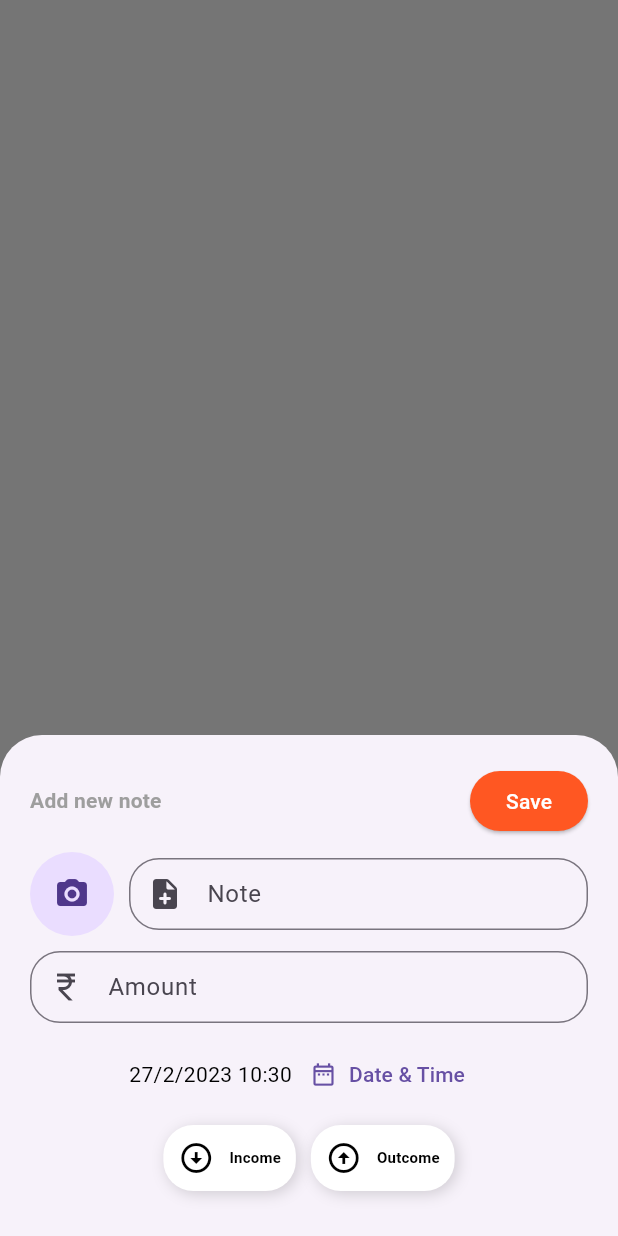
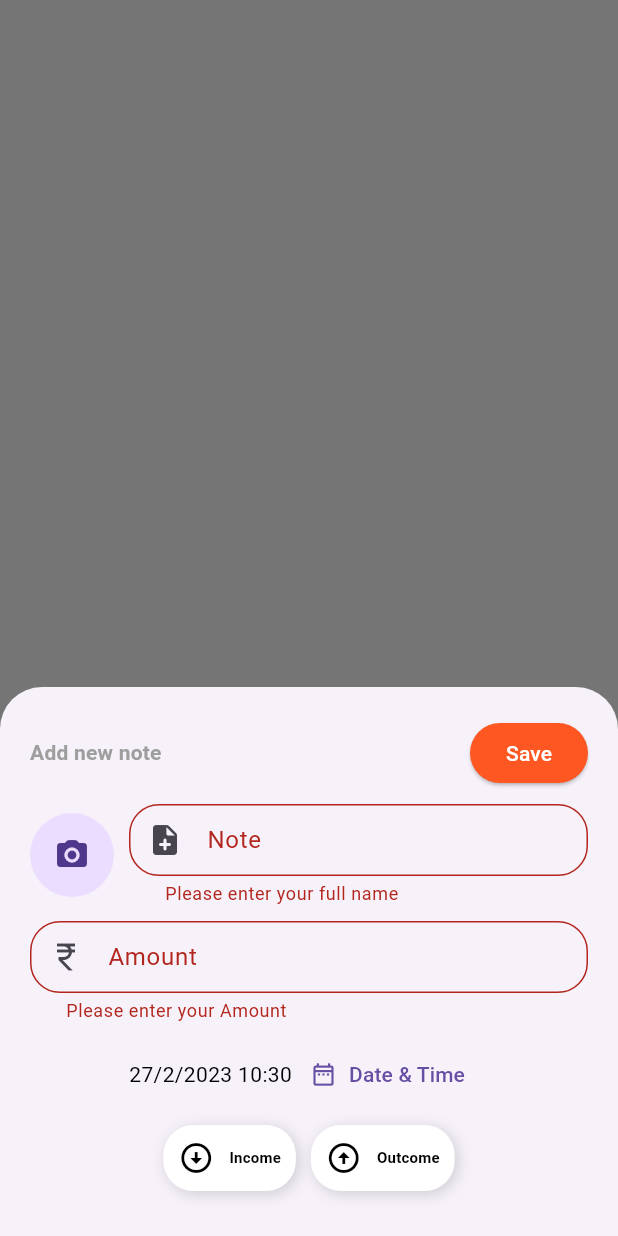
Before and after one commit to Shameerpc5029/Money-Manager, a Flutter app: what bottomSheet() shows on an empty page, opened directly, on a phone screen of 412 x 824 dp. Run offline on Flutter 3.47's test engine with Material 2 defaults, Android fonts, the phone set to English and light mode, and no system bars; our stand-ins replace flutter_slidable, hive, hive_flutter; accounts and stored records are empty.

Commit message:
some bug fix

```diff
--- a/lib/screens/home/controller/functions/db_functions.dart
+++ b/lib/screens/home/controller/functions/db_functions.dart
@@ -8,6 +8,7 @@ class DbFunctions {
     final managerDb = await Hive.openBox<HiveModel>('manager_db');
     await managerDb.put(value.id, value);
     managerList.add(value);
+
     getAllDatas();
   }
 
--- a/lib/screens/home/controller/home.dart
+++ b/lib/screens/home/controller/home.dart
@@ -12,6 +12,7 @@ class HomeController extends ChangeNotifier {
 
   final TextEditingController noteController = TextEditingController();
   final TextEditingController amountController = TextEditingController();
+  final GlobalKey<FormState> formGlobalKey = GlobalKey<FormState>();
 
   bool isClicked1 = false;
   bool isClicked2 = false;
@@ -42,6 +43,8 @@ class HomeController extends ChangeNotifier {
   }
 
   Future<void> saveData(context) async {
+    if (formGlobalKey.currentState!.validate() && type != '') {
+      formGlobalKey.currentState!.save();
       final manager = HiveModel(
         note: noteController.text.trimLeft(),
         amount: amountController.text,
@@ -51,12 +54,15 @@ class HomeController extends ChangeNotifier {
         type: type,
         id: DateTime.now().microsecondsSinceEpoch.toString(),
       );
+
       db.addData(manager).then((value) {
         Navigator.pop(context);
         controllerClear();
         log("data added");
         getAllData();
       });
+    }
+
     notifyListeners();
   }
 
@@ -65,6 +71,7 @@ class HomeController extends ChangeNotifier {
     amountController.clear();
     isClicked1 = false;
     isClicked2 = false;
+    type = '';
   }
 
   void incomeButtonPress() {
@@ -117,4 +124,23 @@ class HomeController extends ChangeNotifier {
     this.dateTime = dateTime;
     notifyListeners();
   }
+
+  String? noteValidator(String? value) {
+    if (value!.isEmpty) {
+      return "Please enter your full name";
     }
+    if (RegExp(r"^[\p{L} ,.'-]*$").hasMatch(value)) {
+      return 'Enter Valid name';
+    } else {
+      return null;
+    }
+  }
+
+  String? amountValidation(String? value) {
+    if (value!.isEmpty) {
+      return "Please enter your Amount";
+    } else {
+      return null;
+    }
+  }
+}
--- a/lib/screens/home/view/widgets/bottom_sheet.dart
+++ b/lib/screens/home/view/widgets/bottom_sheet.dart
@@ -23,7 +23,10 @@ Future<dynamic> bottomSheet(BuildContext context) {
           builder: (context, value, child) {
             final hour = value.dateTime.hour.toString().padLeft(2, '0');
             final minute = value.dateTime.minute.toString().padLeft(2, '0');
-            return Column(
+            return Form(
+              autovalidateMode: AutovalidateMode.always,
+              key: value.formGlobalKey,
+              child: Column(
                 mainAxisSize: MainAxisSize.min,
                 children: [
                   Row(
@@ -69,6 +72,9 @@ Future<dynamic> bottomSheet(BuildContext context) {
                           prefixIcon: Icons.note_add_rounded,
                           textInputType: TextInputType.text,
                           textEditingController: value.noteController,
+                          validator: (p0) {
+                            return value.noteValidator(p0);
+                          },
                         ),
                       ),
                     ],
@@ -79,6 +85,9 @@ Future<dynamic> bottomSheet(BuildContext context) {
                     prefixIcon: Icons.currency_rupee_outlined,
                     textInputType: TextInputType.number,
                     textEditingController: value.amountController,
+                    validator: (p0) {
+                      return value.amountValidation(p0);
+                    },
                   ),
                   KSizedBox().height10,
                   Row(
@@ -93,28 +102,13 @@ Future<dynamic> bottomSheet(BuildContext context) {
                         onPressed: () async {
                           value.pickDateTime(context);
                         },
-                      icon: Icon(Icons.date_range_outlined),
-                      label: Text(
+                        icon: const Icon(Icons.date_range_outlined),
+                        label: const Text(
                           'Date & Time',
                         ),
                       ),
                     ],
                   ),
-
-                // CustomTextFormField(
-                //   labelText: 'Date And time',
-                //   suffix: InkWell(
-                //     onTap: () {
-
-                //     },
-                //     child: const Icon(
-                //       Icons.calendar_month_outlined,
-                //     ),
-                //   ),
-                //   prefixIcon: Icons.date_range,
-                //   textInputType: TextInputType.datetime,
-                //   textEditingController: value.dateController,
-                // ),
                   KSizedBox().height10,
                   Row(
                     mainAxisAlignment: MainAxisAlignment.center,
@@ -150,6 +144,7 @@ Future<dynamic> bottomSheet(BuildContext context) {
                   ),
                   KSizedBox().height30,
                 ],
+              ),
             );
           },
         ),
--- a/lib/screens/home/view/widgets/custom_text_filed.dart
+++ b/lib/screens/home/view/widgets/custom_text_filed.dart
@@ -8,19 +8,21 @@ class CustomTextFormField extends StatelessWidget {
     required this.prefixIcon,
     required this.textInputType,
     required this.textEditingController,
+    this.validator,
   });
   final TextInputType textInputType;
   final IconData prefixIcon;
   final String labelText;
   final Widget? suffix;
   final TextEditingController textEditingController;
+  final String? Function(String?)? validator;
   @override
   Widget build(BuildContext context) {
     return TextFormField(
       controller: textEditingController,
+      validator: validator,
       keyboardType: textInputType,
       decoration: InputDecoration(
-        // suffixIcon: Icon(suffixIcon),
         prefixIcon: Icon(prefixIcon),
         suffix: suffix,
         contentPadding: const EdgeInsets.fromLTRB(20.0, 10.0, 20.0, 10.0),
```
Lines whose indentation alone changed are shown as unchanged.
